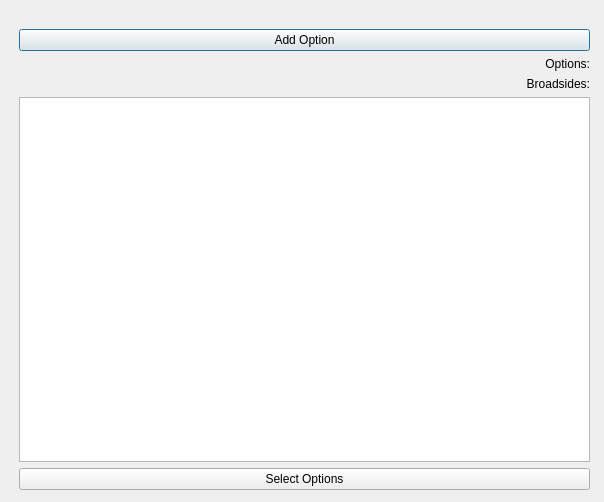
Before: the Qt Designer form QFleet/Fleetbuilder/optselect.ui in RexOdonata/QFleet, drawn with Qt 5.
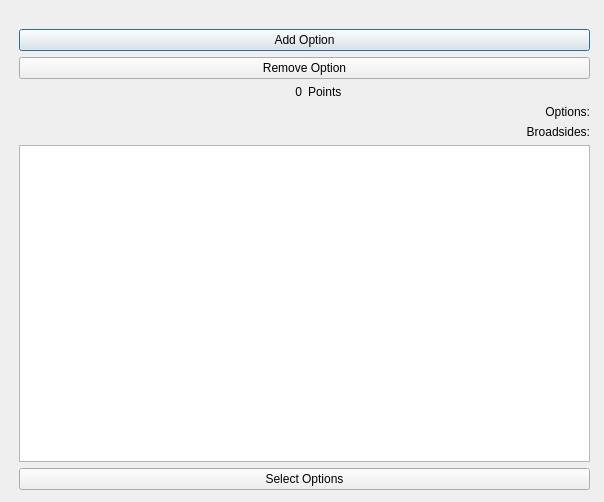
After: the same form once the commit is applied.

```diff
--- a/QFleet/Fleetbuilder/optselect.ui
+++ b/QFleet/Fleetbuilder/optselect.ui
@@ -24,12 +24,40 @@
    </property>
    <layout class="QVBoxLayout" name="verticalLayout">
     <item>
-     <widget class="QPushButton" name="pushButton">
+     <widget class="QPushButton" name="addOptionbutton">
       <property name="text">
        <string>Add Option</string>
       </property>
      </widget>
     </item>
+    <item>
+     <widget class="QPushButton" name="pushButton">
+      <property name="text">
+       <string>Remove Option</string>
+      </property>
+     </widget>
+    </item>
+    <item>
+     <layout class="QHBoxLayout" name="horizontalLayout">
+      <item>
+       <widget class="QLabel" name="label_9">
+        <property name="text">
+         <string>0</string>
+        </property>
+        <property name="alignment">
+         <set>Qt::AlignRight|Qt::AlignTrailing|Qt::AlignVCenter</set>
+        </property>
+       </widget>
+      </item>
+      <item>
+       <widget class="QLabel" name="label_8">
+        <property name="text">
+         <string>Points</string>
+        </property>
+       </widget>
+      </item>
+     </layout>
+    </item>
     <item>
      <layout class="QHBoxLayout" name="numOptionsBox">
       <item>
```
Left out of the diff: 2 changed lines with no effect on the pictures.
